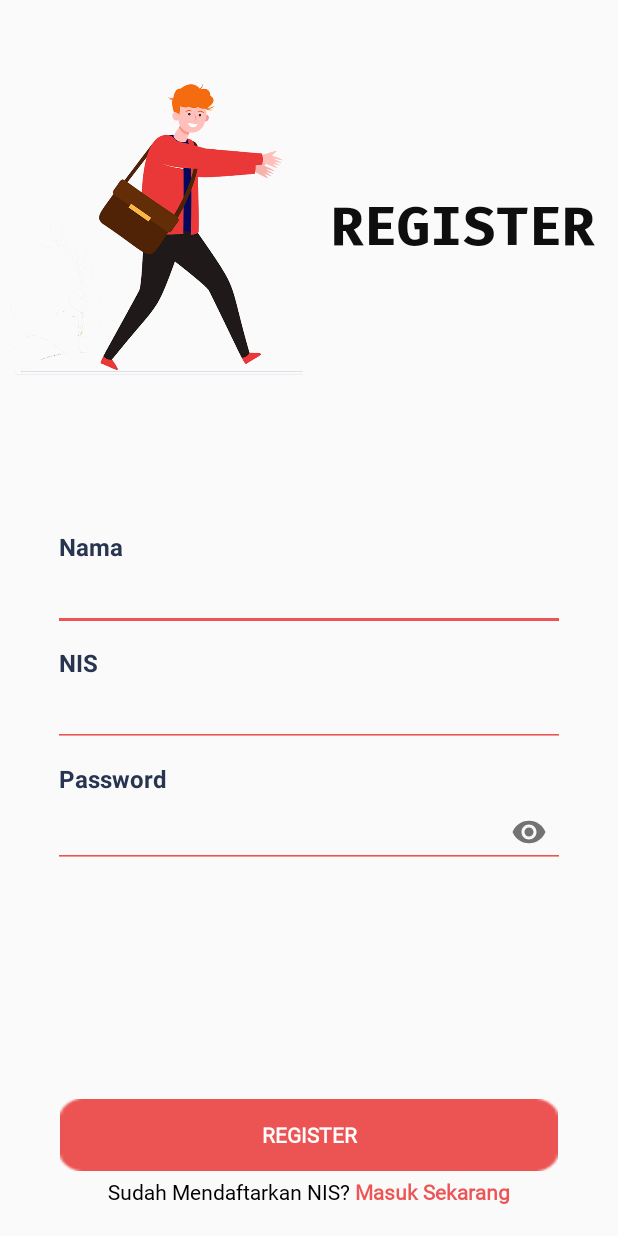
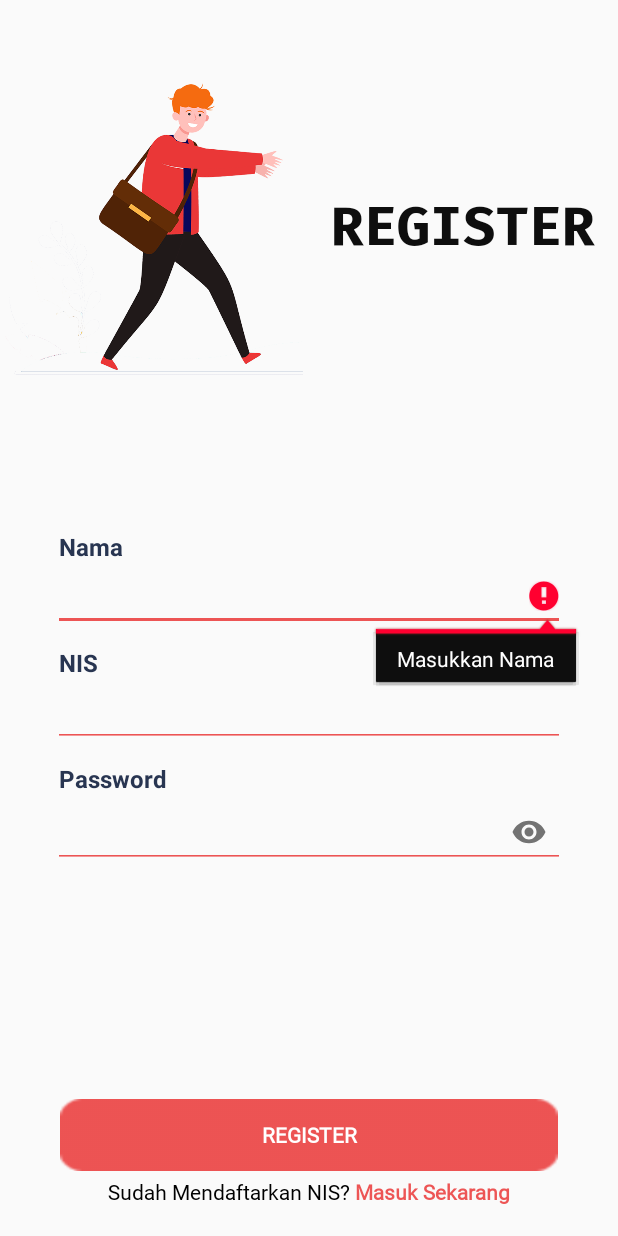
Before and after one commit to fadilHidayatul/AplikasiUjian, an Android app: the RegisterActivity screen opened directly, with no data from a screen before it, after a tap on "REGISTER", on a phone screen of 412 x 824 dp. Run offline under Robolectric (Android 15) with nearby library versions, the light colour scheme and no system bars; our stand-ins replace ButterKnife.

Commit message:
Add warning area to register

```diff
--- a/app/src/main/java/com/example/aplikasiujian/Login/RegisterActivity.java
+++ b/app/src/main/java/com/example/aplikasiujian/Login/RegisterActivity.java
@@ -3,9 +3,12 @@ package com.example.aplikasiujian.Login;
 import android.content.Context;
 import android.content.Intent;
 import android.os.Bundle;
+import android.os.Handler;
+import android.text.TextUtils;
 import android.view.View;
 import android.widget.Button;
 import android.widget.EditText;
+import android.widget.RelativeLayout;
 import android.widget.TextView;
 import android.widget.Toast;
 
@@ -44,6 +47,11 @@ public class RegisterActivity extends AppCompatActivity {
 
     ApiInterface apiInterface;
     Context context;
+    @BindView(R.id.txtwarning)
+    TextView txtwarning;
+    @BindView(R.id.warning)
+    RelativeLayout warning;
+    Handler handler;
 
     @Override
     protected void onCreate(Bundle savedInstanceState) {
@@ -60,29 +68,42 @@ public class RegisterActivity extends AppCompatActivity {
         btnRegister.setOnClickListener(new View.OnClickListener() {
             @Override
             public void onClick(View v) {
-                apiInterface.getRegister(regNama.getText().toString(),regNis.getText().toString(),regPassword.getText().toString())
+                if (TextUtils.isEmpty(regNama.getText().toString())){
+                    regNama.setError("Masukkan Nama");
+                }else if (TextUtils.isEmpty(regNis.getText().toString())){
+                    regNis.setError("Masukkan NIS");
+                }else if (TextUtils.isEmpty(regPassword.getText().toString())){
+                    regPassword.setError("Masukkan Password");
+                }else {
+                    apiInterface.getRegister(regNama.getText().toString(), regNis.getText().toString(), regPassword.getText().toString())
                             .enqueue(new Callback<ResponseBody>() {
                                 @Override
                                 public void onResponse(Call<ResponseBody> call, Response<ResponseBody> response) {
-                                if (response.isSuccessful()){
+                                    if (response.isSuccessful()) {
                                         try {
                                             JSONObject object = new JSONObject(response.body().string());
-                                        if (object.getString("success").equals("1")){
+                                            if (object.getString("success").equals("1")) {
                                                 Toast.makeText(getApplicationContext(), "Register berhasil, silahkan login", Toast.LENGTH_LONG).show();
                                                 Intent goLogin = new Intent(RegisterActivity.this, LoginActivity.class);
                                                 startActivity(goLogin);
-                                        }else{
-                                            Toast.makeText(getApplicationContext(), ""+object.getString("message"), Toast.LENGTH_SHORT).show();
+                                            } else {
+                                                warning.setVisibility(View.VISIBLE);
+                                                txtwarning.setText(object.getString("message"));
+                                                closeWarning();
+                                                //Toast.makeText(getApplicationContext(), "" + object.getString("message"), Toast.LENGTH_SHORT).show();
                                             }
                                         } catch (JSONException e) {
                                             e.printStackTrace();
                                         } catch (IOException e) {
                                             e.printStackTrace();
                                         }
-                                }else{
+                                    } else {
                                         try {
                                             JSONObject object = new JSONObject(response.errorBody().string());
-                                        Toast.makeText(getApplicationContext(), ""+object.getString("MESSAGE"), Toast.LENGTH_SHORT).show();
+                                            warning.setVisibility(View.VISIBLE);
+                                            txtwarning.setText(object.getString("MESSAGE"));
+                                            closeWarning();
+                                            //Toast.makeText(getApplicationContext(), "" + object.getString("MESSAGE"), Toast.LENGTH_SHORT).show();
                                         } catch (JSONException e) {
                                             e.printStackTrace();
                                         } catch (IOException e) {
@@ -93,12 +114,25 @@ public class RegisterActivity extends AppCompatActivity {
 
                                 @Override
                                 public void onFailure(Call<ResponseBody> call, Throwable t) {
-                                Toast.makeText(getApplicationContext(), "Cek koneksi internet", Toast.LENGTH_SHORT).show();
+                                    warning.setVisibility(View.VISIBLE);
+                                    txtwarning.setText("Cek Koneksi Internet");
+                                    closeWarning();
+                                    //Toast.makeText(getApplicationContext(), "Cek koneksi internet", Toast.LENGTH_SHORT).show();
                                 }
                             });
                 }
+            }
         });
+    }
 
+    private void closeWarning() {
+        handler =  new Handler();
+        handler.postDelayed(new Runnable() {
+            @Override
+            public void run() {
+                warning.setVisibility(View.GONE);
+            }
+        },5000);
     }
 
     public void Login(View view) {
--- a/app/src/main/java/com/example/aplikasiujian/Ujian/UjianActivity.java
+++ b/app/src/main/java/com/example/aplikasiujian/Ujian/UjianActivity.java
@@ -228,7 +228,7 @@ public class UjianActivity extends AppCompatActivity {
                                 public void onClick(View v) {
                                     jawab.set(count - 1, jawaban);
                                     Log.i("TAG", "onClick: " + jawab);
-                                    Toast.makeText(getApplicationContext(), "" + jawab.get(count - 1), Toast.LENGTH_SHORT).show();
+                                    //Toast.makeText(getApplicationContext(), "" + jawab.get(count - 1), Toast.LENGTH_SHORT).show();
                                     AlertDialog.Builder builder = new AlertDialog.Builder(v.getContext());
                                     builder.setTitle("Ujian Selesai!!!")
                                             .setMessage("Apakah kamu yakin dengan jawaban yang sudah diisi?")
--- a/app/src/main/res/anim/push_down_out.xml
+++ /dev/null
@@ -1,5 +0,0 @@
-<?xml version="1.0" encoding="utf-8"?>
-<set xmlns:android="http://schemas.android.com/apk/res/android" android:shareInterpolator="false">
-    <translate android:duration="5000" android:fromXDelta="0%" android:toXDelta="100%"/>
-    <alpha android:duration="5000" android:fromAlpha="1.0" android:toAlpha="0.0" />
-</set>
--- a/app/src/main/res/anim/push_up_in.xml
+++ /dev/null
@@ -1,5 +0,0 @@
-<?xml version="1.0" encoding="utf-8"?>
-<set xmlns:android="http://schemas.android.com/apk/res/android" android:shareInterpolator="false">
-    <translate android:duration="5000" android:fromXDelta="-100%" android:toXDelta="0%"/>
-    <alpha android:duration="5000" android:fromAlpha="0.0" android:toAlpha="1.0" />
-</set>
--- a/app/src/main/res/layout/activity_register.xml
+++ b/app/src/main/res/layout/activity_register.xml
@@ -168,4 +168,31 @@
         </RelativeLayout>
     </LinearLayout>
 
+    <RelativeLayout
+        android:id="@+id/warning"
+        android:visibility="gone"
+        android:layout_width="match_parent"
+        android:background="@color/red"
+        android:paddingVertical="6dp"
+        android:layout_height="wrap_content">
+        <ImageView
+            android:id="@+id/w"
+            android:layout_width="32dp"
+            android:layout_height="32dp"
+            android:paddingRight="9dp"
+            android:src="@drawable/alert"
+            android:layout_marginStart="18dp"
+            android:layout_centerVertical="true"
+            />
+        <TextView
+            android:id="@+id/txtwarning"
+            android:layout_toRightOf="@id/w"
+            android:layout_centerVertical="true"
+            android:textSize="14sp"
+            android:layout_width="wrap_content"
+            android:layout_height="wrap_content"
+            android:text="Warning Here"
+            android:textColor="@color/white"/>
+    </RelativeLayout>
+
 </LinearLayout>
```
Also changed, not shown: app/src/main/java/com/example/aplikasiujian/Login/LoginActivity.java (+10 -3 lines), app/src/main/res/layout/activity_login.xml (+14 -4 lines), app/src/main/res/drawable/alert.png (added). Lines whose indentation alone changed are shown as unchanged.
